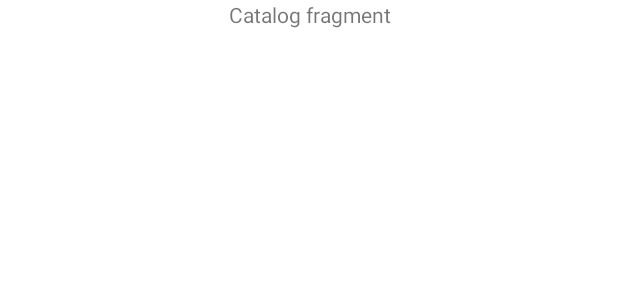
After one commit to jSangKibet/ShabaRetailerApp, an Android app: the layout fragment_catalog.xml on its own in the app's theme, with its tools: preview values and no code run, on a phone screen of 412 x 824 dp. The commit adds this screen. Shown: the top 300 px of the screen. Run offline under Robolectric (Android 15) with nearby library versions, the phone set to English and light mode, and no system bars.

Commit message:
Added placeholder fragment for the catalog

```diff
--- /dev/null
+++ b/app/src/main/res/layout/fragment_catalog.xml
@@ -0,0 +1,14 @@
+<?xml version="1.0" encoding="utf-8"?>
+<FrameLayout xmlns:android="http://schemas.android.com/apk/res/android"
+    xmlns:tools="http://schemas.android.com/tools"
+    android:layout_width="match_parent"
+    android:layout_height="match_parent"
+    tools:context=".catalog.CatalogFragment">
+
+    <TextView
+        android:layout_width="match_parent"
+        android:textAlignment="center"
+        android:layout_height="match_parent"
+        android:text="Catalog fragment" />
+
+</FrameLayout>
```
Also changed, not shown: app/src/main/java/com/acework/shabaretailer/CatalogActivity.java (+7 -6 lines), app/src/main/java/com/acework/shabaretailer/catalog/CatalogFragment.java (added, +24 -0 lines), app/src/main/res/layout/activity_catalog.xml (+3 -10 lines).
